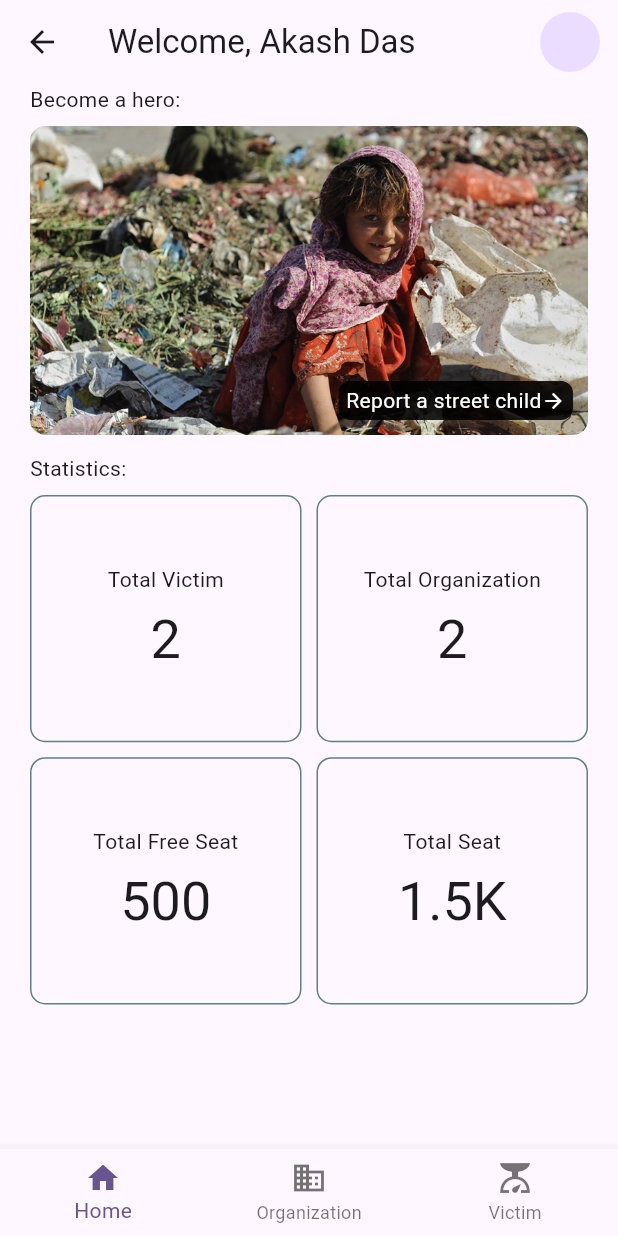
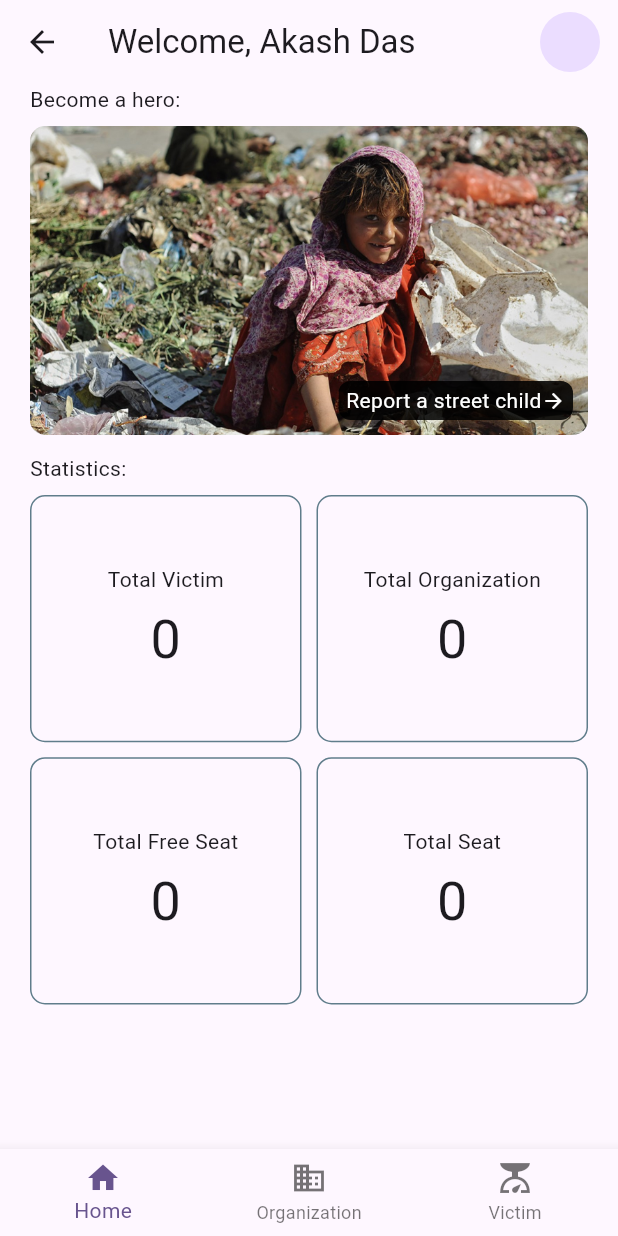
Before and after one commit to dipta-2707/child_future, a Flutter app: the HomePage screen opened by its route, on a phone screen of 412 x 824 dp. Run offline on Flutter 3.47's test engine with Material 2 defaults, Android fonts, the light colour scheme and no system bars; our stand-ins replace cached_network_image, cloud_firestore, firebase_auth, firebase_core, firebase_storage, get and 1 more; accounts and stored records are empty.

Commit message:
Update home_view.dart

```diff
--- a/lib/views/home_view.dart
+++ b/lib/views/home_view.dart
@@ -1,10 +1,13 @@
+import 'package:child_future/Api.dart';
 import 'package:child_future/config/route_config.dart';
 import 'package:child_future/controller/home_page_controller.dart';
 import 'package:flutter/material.dart';
 import 'package:get/get.dart';
 
 class homeView extends StatelessWidget {
-  const homeView({super.key,});
+  const homeView({
+    super.key,
+  });
 
   @override
   Widget build(BuildContext context) {
@@ -13,18 +16,22 @@ class homeView extends StatelessWidget {
       child: ListView(
         physics: const BouncingScrollPhysics(),
         children: [
-          Text('Become a hero:'),
-          SizedBox(height: 8.0,),
+          const Text('Become a hero:'),
+          const SizedBox(
+            height: 8.0,
+          ),
           // report child
           InkWell(
-            onTap: (){
+            onTap: () {
               Get.toNamed(AppRouteConfig.reportChildRoute);
             },
             child: ClipRRect(
               borderRadius: BorderRadius.circular(10.0),
               child: Stack(
                 children: [
-                  Image.asset('assets/child00.jpg',width: Get.width,
+                  Image.asset(
+                    'assets/child00.jpg',
+                    width: Get.width,
                     height: Get.height * 0.25,
                     fit: BoxFit.cover,
                   ),
@@ -32,15 +39,22 @@ class homeView extends StatelessWidget {
                     bottom: 10,
                     right: 10,
                     child: Container(
-                      padding: const EdgeInsets.symmetric(horizontal: 5.0,vertical: 3.0),
+                      padding: const EdgeInsets.symmetric(
+                          horizontal: 5.0, vertical: 3.0),
                       decoration: BoxDecoration(
-                        color: Colors.black87,
-                        borderRadius: BorderRadius.circular(8.0)
-                      ),
+                          color: Colors.black87,
+                          borderRadius: BorderRadius.circular(8.0)),
                       child: Row(
                         children: [
-                          const Text('Report a street child', style: TextStyle(color: Colors.white),),
-                          Icon(Icons.arrow_forward_outlined,color: Colors.white,size: 16,),
+                          const Text(
+                            'Report a street child',
+                            style: TextStyle(color: Colors.white),
+                          ),
+                          Icon(
+                            Icons.arrow_forward_outlined,
+                            color: Colors.white,
+                            size: 16,
+                          ),
                         ],
                       ),
                     ),
@@ -49,24 +63,72 @@ class homeView extends StatelessWidget {
               ),
             ),
           ),
-          SizedBox(height:12.0,),
+          const SizedBox(
+            height: 12.0,
+          ),
           const Text('Statistics:'),
-          SizedBox(height: 8.0,),
+          const SizedBox(
+            height: 8.0,
+          ),
           Row(
             children: [
-              Expanded(child: _statWidget(title: 'Total Victim',value: '2')),
-              SizedBox(width: 10.0,),
-              Expanded(child: _statWidget(title: 'Total Organization', value: '2'))
-
+              Expanded(
+                  child: StreamBuilder(
+                stream: AppApi.getVictims(),
+                builder: (context, snapshot) {
+                  return _statWidget(
+                      title: 'Total Victim',
+                      value: snapshot.data?.size.toString() ?? '0');
+                },
+              )),
+              const SizedBox(
+                width: 10.0,
+              ),
+              Expanded(
+                  child: StreamBuilder(
+                stream: AppApi.getOrganizations(),
+                builder: (context, snapshot) {
+                  return _statWidget(
+                      title: 'Total Organization',
+                      value: snapshot.data?.size.toString() ?? '0');
+                },
+              ))
             ],
           ),
-          SizedBox(height: 10.0,),
+          const SizedBox(
+            height: 10.0,
+          ),
           Row(
             children: [
-              Expanded(child: _statWidget(title: 'Total Free Seat',value: '500')),
-              SizedBox(width: 10.0,),
-              Expanded(child: _statWidget(title: 'Total Seat', value: '1.5K'))
-
+              Expanded(
+                  child: StreamBuilder(
+                stream: AppApi.getOrganizations(),
+                builder: (context, snapshot) {
+                  int freeSeat = 0;
+                  for (var element in snapshot.data?.docs ?? []) {
+                    freeSeat +=
+                        int.parse(element.data()['free_seat'].toString());
+                  }
+                  return _statWidget(
+                      title: 'Total Free Seat', value: freeSeat.toString());
+                },
+              )),
+              SizedBox(
+                width: 10.0,
+              ),
+              Expanded(
+                  child: StreamBuilder(
+                stream: AppApi.getOrganizations(),
+                builder: (context, snapshot) {
+                  int totalSeat = 0;
+                  for (var element in snapshot.data?.docs ?? []) {
+                    totalSeat +=
+                        int.parse(element.data()['total_seat'].toString());
+                  }
+                  return _statWidget(
+                      title: 'Total Seat', value: totalSeat.toString());
+                },
+              ))
             ],
           )
         ],
@@ -74,23 +136,25 @@ class homeView extends StatelessWidget {
     );
   }
 
-  Widget _statWidget({required String title, required String value}){
+  Widget _statWidget({required String title, required String value}) {
     return Container(
-      padding: EdgeInsets.all(10.0),
-      height: Get.height*0.2,
+      padding: const EdgeInsets.all(10.0),
+      height: Get.height * 0.2,
       decoration: BoxDecoration(
-        borderRadius: BorderRadius.circular(10.0),
-        border: Border.all(
-          color: Colors.blueGrey
-        )
-      ),
+          borderRadius: BorderRadius.circular(10.0),
+          border: Border.all(color: Colors.blueGrey)),
       child: Column(
         mainAxisAlignment: MainAxisAlignment.center,
         crossAxisAlignment: CrossAxisAlignment.center,
         children: [
           Text(title),
-          const SizedBox(height: 8.0,),
-          Text(value, style: Get.textTheme.displaySmall,),
+          const SizedBox(
+            height: 8.0,
+          ),
+          Text(
+            value,
+            style: Get.textTheme.displaySmall,
+          ),
         ],
       ),
     );
```
